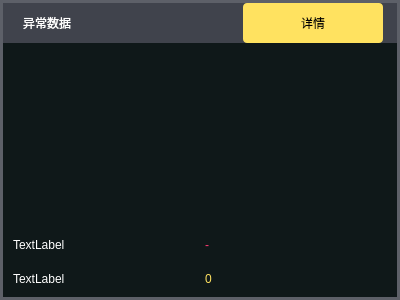
LongyuHe1990/AgvMonitor, file errorinfo/widgeterrorinfo.ui: the form before one commit.
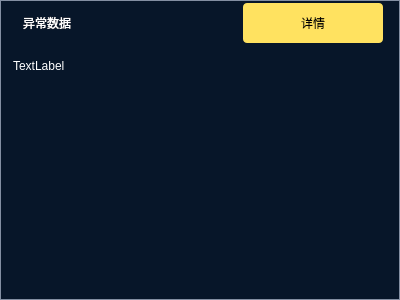
The form after the commit. The open tabs and pages were chosen to show the change. Icons and pictures are not drawn. Custom widgets are drawn as their Qt base class.

Diff of the .ui file:
```diff
--- a/errorinfo/widgeterrorinfo.ui
+++ b/errorinfo/widgeterrorinfo.ui
@@ -32,9 +32,9 @@
    <item row="0" column="0">
     <widget class="QWidget" name="widget_5" native="true">
      <property name="styleSheet">
-      <string notr="true">#widget_5{background-color:rgb(15,24,25);border:3px solid #5d6068;}</string>
+      <string notr="true">#widget_5{background-color:rgb(7,22,41);border:0.5px solid #838fa2;}</string>
      </property>
-     <layout class="QVBoxLayout" name="verticalLayout_6" stretch="34,19,130,12,16,14,14,11">
+     <layout class="QVBoxLayout" name="verticalLayout_6" stretch="28,8,16,9,140,7">
       <property name="spacing">
        <number>0</number>
       </property>
@@ -53,7 +53,8 @@
       <item>
        <widget class="QWidget" name="widget_2" native="true">
         <property name="styleSheet">
-         <string notr="true">#widget_2{background-color: rgb(64, 67, 76);}</string>
+         <string notr="true">#widget_2{border-image: url(:/image/home_all/kuan_duan_ copy.png);}
+</string>
         </property>
         <layout class="QHBoxLayout" name="horizontalLayout" stretch="10,64,46,70,7">
          <property name="spacing">
@@ -158,6 +159,66 @@
         </property>
        </spacer>
       </item>
+      <item>
+       <layout class="QHBoxLayout" name="horizontalLayout_7">
+        <property name="spacing">
+         <number>0</number>
+        </property>
+        <property name="leftMargin">
+         <number>10</number>
+        </property>
+        <item>
+         <widget class="QLabel" name="label_20">
+          <property name="styleSheet">
+           <string notr="true">QLabel{background-color: rgb(255, 255, 255, 0);color: rgb(255, 255, 255);border:none;}
+
+</string>
+          </property>
+          <property name="text">
+           <string>TextLabel</string>
+          </property>
+         </widget>
+        </item>
+        <item>
+         <widget class="QLabel" name="label_19">
+          <property name="styleSheet">
+           <string notr="true">QLabel{background-color: rgb(255, 255, 255, 0);color: rgb(255, 58, 114);border:none;}
+
+</string>
+          </property>
+          <property name="text">
+           <string/>
+          </property>
+         </widget>
+        </item>
+        <item>
+         <spacer name="horizontalSpacer_3">
+          <property name="orientation">
+           <enum>Qt::Horizontal</enum>
+          </property>
+          <property name="sizeHint" stdset="0">
+           <size>
+            <width>40</width>
+            <height>20</height>
+           </size>
+          </property>
+         </spacer>
+        </item>
+       </layout>
+      </item>
+      <item>
+       <spacer name="verticalSpacer_2">
+        <property name="orientation">
+         <enum>Qt::Vertical</enum>
+        </property>
+        <property name="sizeHint" stdset="0">
+         <size>
+          <width>20</width>
+          <height>40</height>
+         </size>
+        </property>
+       </spacer>
+      </item>
       <item>
        <layout class="QHBoxLayout" name="horizontalLayout_2">
         <property name="leftMargin">
@@ -211,7 +272,11 @@
           <widget class="QWidget" name="page_2">
            <layout class="QGridLayout" name="gridLayout_2">
             <item row="0" column="0">
-             <layout class="QHBoxLayout" name="horizontalLayout_4"/>
+             <layout class="QHBoxLayout" name="horizontalLayout_4">
+              <item>
+               <widget class="WidgetChartError" name="widgetchart" native="true"/>
+              </item>
+             </layout>
             </item>
            </layout>
           </widget>
@@ -219,53 +284,6 @@
         </item>
        </layout>
       </item>
-      <item>
-       <spacer name="verticalSpacer_2">
-        <property name="orientation">
-         <enum>Qt::Vertical</enum>
-        </property>
-        <property name="sizeHint" stdset="0">
-         <size>
-          <width>20</width>
-          <height>40</height>
-         </size>
-        </property>
-       </spacer>
-      </item>
-      <item>
-       <layout class="QHBoxLayout" name="horizontalLayout_7">
-        <property name="spacing">
-         <number>0</number>
-        </property>
-        <property name="leftMargin">
-         <number>10</number>
-        </property>
-        <item>
-         <widget class="QLabel" name="label_20">
-          <property name="styleSheet">
-           <string notr="true">QLabel{background-color: rgb(255, 255, 255, 0);color: rgb(255, 255, 255);border:none;}
-
-</string>
-          </property>
-          <property name="text">
-           <string>TextLabel</string>
-          </property>
-         </widget>
-        </item>
-        <item>
-         <widget class="QLabel" name="label_19">
-          <property name="styleSheet">
-           <string notr="true">QLabel{background-color: rgb(255, 255, 255, 0);color: rgb(255, 58, 114);border:none;}
-
-</string>
-          </property>
-          <property name="text">
-           <string>-</string>
-          </property>
-         </widget>
-        </item>
-       </layout>
-      </item>
       <item>
        <spacer name="verticalSpacer_3">
         <property name="orientation">
@@ -279,58 +297,19 @@
         </property>
        </spacer>
       </item>
-      <item>
-       <layout class="QHBoxLayout" name="horizontalLayout_11">
-        <property name="spacing">
-         <number>0</number>
-        </property>
-        <property name="leftMargin">
-         <number>10</number>
-        </property>
-        <item>
-         <widget class="QLabel" name="label_22">
-          <property name="styleSheet">
-           <string notr="true">QLabel{background-color: rgb(255, 255, 255, 0);color: rgb(255, 255, 255);border:none;}
-
-</string>
-          </property>
-          <property name="text">
-           <string>TextLabel</string>
-          </property>
-         </widget>
-        </item>
-        <item>
-         <widget class="QLabel" name="label_21">
-          <property name="styleSheet">
-           <string notr="true">QLabel{background-color: rgb(255, 255, 255, 0);color: rgb(255, 226, 96);border:none;}
-
-</string>
-          </property>
-          <property name="text">
-           <string>0</string>
-          </property>
-         </widget>
-        </item>
-       </layout>
-      </item>
-      <item>
-       <spacer name="verticalSpacer_4">
-        <property name="orientation">
-         <enum>Qt::Vertical</enum>
-        </property>
-        <property name="sizeHint" stdset="0">
-         <size>
-          <width>20</width>
-          <height>40</height>
-         </size>
-        </property>
-       </spacer>
-      </item>
      </layout>
     </widget>
    </item>
   </layout>
  </widget>
+ <customwidgets>
+  <customwidget>
+   <class>WidgetChartError</class>
+   <extends>QWidget</extends>
+   <header location="global">errorinfo/widgetchartitem.h</header>
+   <container>1</container>
+  </customwidget>
+ </customwidgets>
  <resources>
   <include location="../image.qrc"/>
  </resources>
```
Left out of the diff: 3 changed lines with no effect on the pictures.
